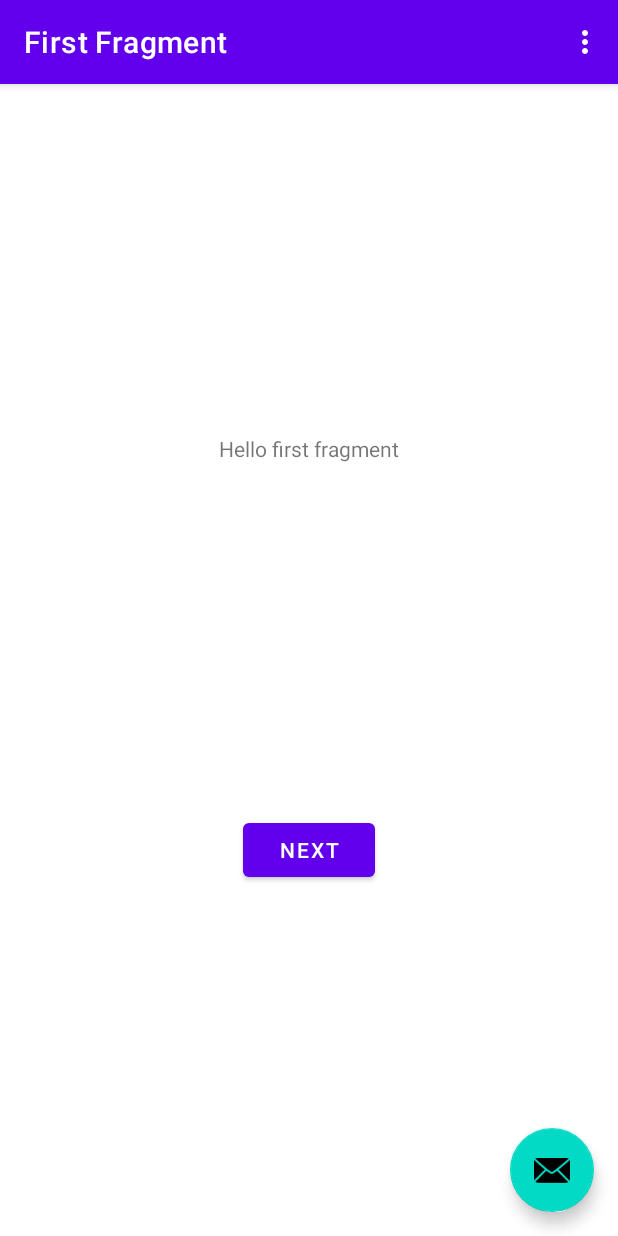
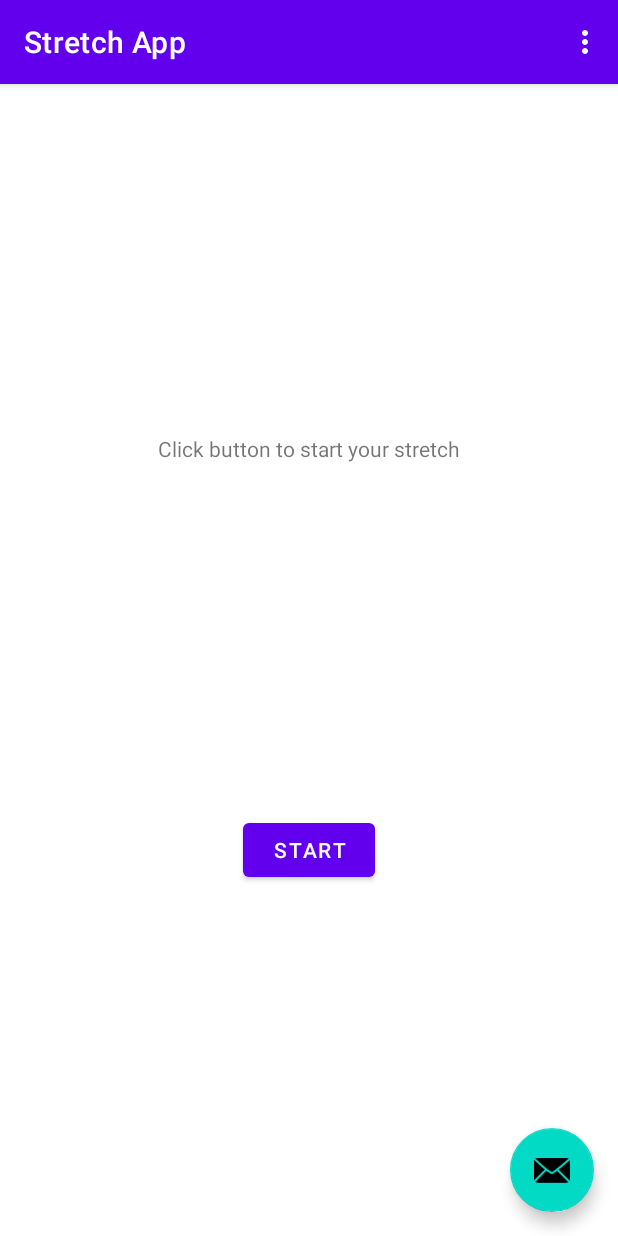
Before and after one commit to ivanneto02/StretchApp, an Android app: the screen it shows after launch (MainActivity), on a phone screen of 412 x 824 dp. Run offline under Robolectric (Android 15) with nearby library versions, the phone set to English and light mode, and no system bars; our stand-ins replace navigation-ui.

Commit message:
Finished basic app functionality and added sounds

```diff
--- a/app/src/main/java/com/example/stretchapp/MainActivityTimerListener.kt
+++ b/app/src/main/java/com/example/stretchapp/MainActivityTimerListener.kt
@@ -1,8 +1,9 @@
 package com.example.stretchapp
 
 interface MainActivityTimerListener {
-    fun onStretchTimerStarted()
-    fun onStretchTimerStopped()
-    fun onRestTimerStarted()
-    fun onRestTimerStopped()
+    fun onTimerSequenceStopped();
+    fun onStretchTimerStarted();
+    fun onStretchTimerStopped();
+    fun onRestTimerStarted();
+    fun onRestTimerStopped();
 }
--- a/app/src/main/res/layout/fragment_first.xml
+++ b/app/src/main/res/layout/fragment_first.xml
@@ -10,17 +10,17 @@
         android:id="@+id/textview_first"
         android:layout_width="wrap_content"
         android:layout_height="wrap_content"
-        android:text="@string/hello_first_fragment"
-        app:layout_constraintBottom_toTopOf="@id/button_first"
+        android:text="@string/initialStoppedState"
+        app:layout_constraintBottom_toTopOf="@id/button_start_stop"
         app:layout_constraintEnd_toEndOf="parent"
         app:layout_constraintStart_toStartOf="parent"
         app:layout_constraintTop_toTopOf="parent" />
 
     <Button
-        android:id="@+id/button_first"
+        android:id="@+id/button_start_stop"
         android:layout_width="wrap_content"
         android:layout_height="wrap_content"
-        android:text="@string/next"
+        android:text="@string/startStopButton_START"
         app:layout_constraintBottom_toBottomOf="parent"
         app:layout_constraintEnd_toEndOf="parent"
         app:layout_constraintStart_toStartOf="parent"
--- a/app/src/main/res/navigation/nav_graph.xml
+++ b/app/src/main/res/navigation/nav_graph.xml
@@ -11,18 +11,18 @@
         android:label="@string/first_fragment_label"
         tools:layout="@layout/fragment_first">
 
-        <action
-            android:id="@+id/action_FirstFragment_to_SecondFragment"
-            app:destination="@id/SecondFragment" />
+<!--        <action-->
+<!--            android:id="@+id/action_FirstFragment_to_SecondFragment"-->
+<!--            app:destination="@id/SecondFragment" />-->
     </fragment>
-    <fragment
-        android:id="@+id/SecondFragment"
-        android:name="com.example.stretchapp.SecondFragment"
-        android:label="@string/second_fragment_label"
-        tools:layout="@layout/fragment_second">
+<!--    <fragment-->
+<!--        android:id="@+id/SecondFragment"-->
+<!--        android:name="com.example.stretchapp.SecondFragment"-->
+<!--        android:label="@string/second_fragment_label"-->
+<!--        tools:layout="@layout/fragment_second">-->
 
-        <action
-            android:id="@+id/action_SecondFragment_to_FirstFragment"
-            app:destination="@id/FirstFragment" />
-    </fragment>
+<!--        <action-->
+<!--            android:id="@+id/action_SecondFragment_to_FirstFragment"-->
+<!--            app:destination="@id/FirstFragment" />-->
+<!--    </fragment>-->
 </navigation>
--- a/app/src/main/res/values/strings.xml
+++ b/app/src/main/res/values/strings.xml
@@ -2,11 +2,20 @@
     <string name="app_name">StretchApp</string>
     <string name="action_settings">Settings</string>
     <!-- Strings used for fragments for navigation -->
-    <string name="first_fragment_label">First Fragment</string>
+    <string name="first_fragment_label">Stretch App</string>
     <string name="second_fragment_label">Second Fragment</string>
     <string name="next">Next</string>
     <string name="previous">Previous</string>
-
     <string name="hello_first_fragment">Hello first fragment</string>
     <string name="hello_second_fragment">Hello second fragment. Arg: %1$s</string>
+
+<!--  The following strings are for the Stretch Application  -->
+    <string name="initialStoppedState">Click button to start your stretch</string>
+    <string name="stretchStartedState">STRETCH</string>
+    <string name="restStartedState">REST</string>
+    <string name="stoppedState">STOP</string>
+
+<!--  The following strings are for buttons  -->
+    <string name="startStopButton_START">START</string>
+    <string name="startStopButton_STOP">STOP</string>
 </resources>
```
Also changed, not shown: app/src/main/java/com/example/stretchapp/FirstFragment.kt (+93 -5 lines), app/src/main/java/com/example/stretchapp/MainActivity.kt (+1 -23 lines), app/src/main/java/com/example/stretchapp/SecondFragment.kt (+4 -3 lines), app/src/main/java/com/example/stretchapp/Timer.kt (+119 -6 lines), 9 other files.
